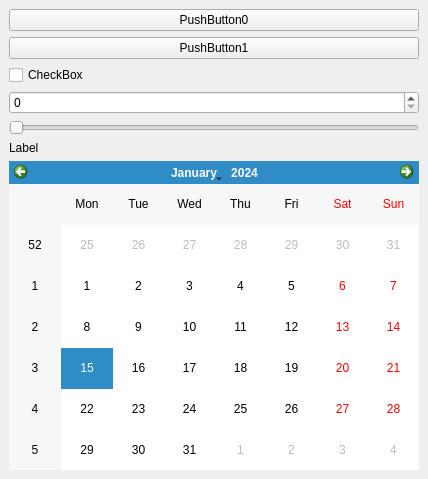
Old version of the form finalProject/SamplePluginPA10/src/SamplePlugin.ui in the repository niive12/rovi.
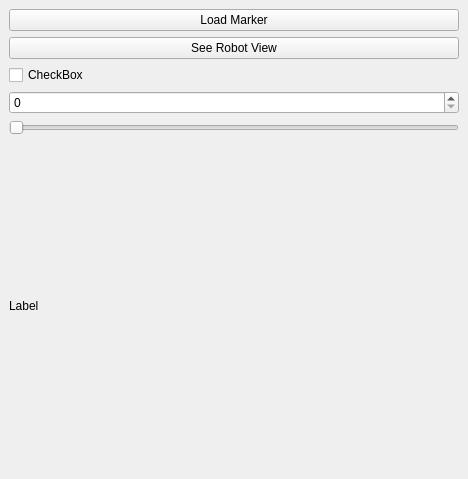
New version of the form.

Diff of the .ui file:
```diff
--- a/finalProject/SamplePluginPA10/src/SamplePlugin.ui
+++ b/finalProject/SamplePluginPA10/src/SamplePlugin.ui
@@ -6,7 +6,7 @@
    <rect>
     <x>0</x>
     <y>0</y>
-    <width>428</width>
+    <width>468</width>
     <height>479</height>
    </rect>
   </property>
@@ -20,14 +20,14 @@
       <item>
        <widget class="QPushButton" name="_btn0">
         <property name="text">
-         <string>PushButton0</string>
+         <string>Load Marker</string>
         </property>
        </widget>
       </item>
       <item>
        <widget class="QPushButton" name="_btn1">
         <property name="text">
-         <string>PushButton1</string>
+         <string>See Robot View</string>
         </property>
        </widget>
       </item>
@@ -55,9 +55,6 @@
         </property>
        </widget>
       </item>
-      <item>
-       <widget class="QCalendarWidget" name="_calendar"/>
-      </item>
      </layout>
     </item>
    </layout>
```
